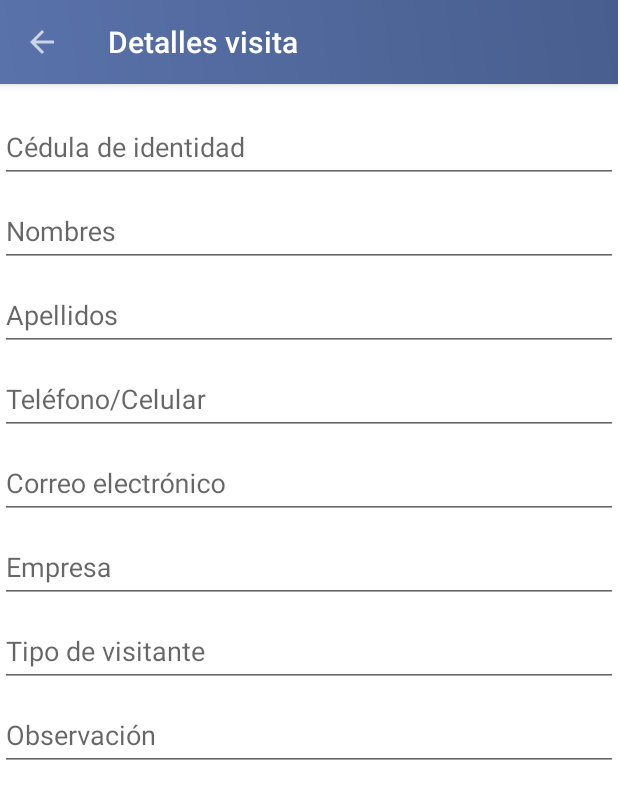
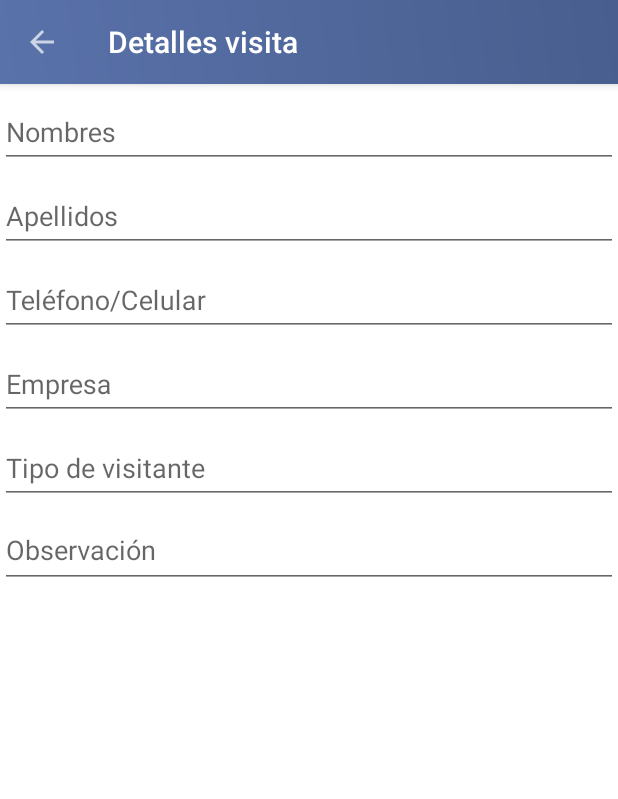
Before and after one commit to 420042e/ControlDeIngreso, an Android app: the DetallesVisita screen opened directly, with no data from a screen before it, on a phone screen of 412 x 824 dp. Shown: the top 799 px of the screen. Run offline under Robolectric (Android 15) with nearby library versions, the phone set to English and light mode, and no system bars; our stand-ins replace Picasso; libraries missing offline, so code that uses them is left out: com.mobsandgeeks.saripaar; pictures from the network do not load; 7 statements that could not run were skipped.

```diff
--- a/app/build.gradle
+++ b/app/build.gradle
@@ -31,6 +31,7 @@ dependencies {
     implementation 'com.squareup.retrofit2:converter-gson:2.3.0'
     implementation 'com.squareup.retrofit2:converter-scalars:2.1.0'
     implementation 'com.mobsandgeeks:android-saripaar:2.0.3'
+    implementation 'com.auth0.android:jwtdecode:2.0.0'
     testImplementation 'junit:junit:4.12'
     androidTestImplementation 'androidx.test:runner:1.2.0'
     androidTestImplementation 'androidx.test.espresso:espresso-core:3.2.0'
--- a/app/src/main/java/com/stbnlycan/controldeingreso/DetallesVisita.java
+++ b/app/src/main/java/com/stbnlycan/controldeingreso/DetallesVisita.java
@@ -20,15 +20,11 @@ public class DetallesVisita extends AppCompatActivity {
 
     private ImageView visitanteIV;
     @NotEmpty
-    private EditText ciET;
-    @NotEmpty
     private EditText nombreET;
     @NotEmpty
     private EditText apellidosET;
     @NotEmpty
     private EditText telcelET;
-    @NotEmpty
-    private EditText emailET;
     @NotEmpty
     private EditText empresa;
     @NotEmpty
@@ -44,11 +40,9 @@ public class DetallesVisita extends AppCompatActivity {
         setTitle("Detalles visita");
         toolbar = findViewById(R.id.toolbar);
         visitanteIV = findViewById(R.id.visitanteIV);
-        ciET = findViewById(R.id.ci);
         nombreET = findViewById(R.id.nombre);
         apellidosET = findViewById(R.id.apellidos);
         telcelET = findViewById(R.id.telcel);
-        emailET = findViewById(R.id.email);
         empresa = findViewById(R.id.empresa);
         tipoVisitante = findViewById(R.id.tipoVisitante);
         observacion = findViewById(R.id.observacion);
@@ -62,11 +56,9 @@ public class DetallesVisita extends AppCompatActivity {
         Picasso.get().load("http://190.129.90.115:8083/ingresoVisitantes/visitante/mostrarFoto?foto=" + visitaRecibida.getVisitante().getVteImagen()).into(visitanteIV);
 
 
-        ciET.setText(visitaRecibida.getVisitante().getVteCi());
         nombreET.setText(visitaRecibida.getVisitante().getVteNombre());
         apellidosET.setText(visitaRecibida.getVisitante().getVteApellidos());
         telcelET.setText(visitaRecibida.getVisitante().getVteTelefono());
-        emailET.setText(visitaRecibida.getVisitante().getVteCorreo());
         empresa.setText(visitaRecibida.getVisitante().getEmpresa().getEmpNombre());
         tipoVisitante.setText(visitaRecibida.getVisitante().getTipoVisitante().getTviNombre());
         observacion.setText(visitaRecibida.getVisObs());
--- a/app/src/main/java/com/stbnlycan/controldeingreso/RecintoActivity.java
+++ b/app/src/main/java/com/stbnlycan/controldeingreso/RecintoActivity.java
@@ -86,7 +86,7 @@ public class RecintoActivity extends AppCompatActivity implements RecintoAdapter
         RecintoAdapter adapter = new RecintoAdapter(cards);
         adapter.setOnEventoClickListener(RecintoActivity.this);
         recyclerView.setHasFixedSize(true);
-        recyclerView.setLayoutManager(new GridLayoutManager(this, 3));
+        recyclerView.setLayoutManager(new GridLayoutManager(this, 2));
         recyclerView.setAdapter(adapter);
     }
 
--- a/app/src/main/java/com/stbnlycan/controldeingreso/Visitas.java
+++ b/app/src/main/java/com/stbnlycan/controldeingreso/Visitas.java
@@ -249,7 +249,7 @@ public class Visitas extends AppCompatActivity implements VisitasAdapter.OnVisit
 
         List<String> spinnerArray =  new ArrayList<String>();
         spinnerArray.add("SELECCIONA TIPO DE VISITA");
-        spinnerArray.add("VISITANTES SIN SALIDA");
+        spinnerArray.add("VISITANTES EN RECINTO");
         spinnerArray.add("VISITANTES CON SALIDA");
         ArrayAdapter<String> adapter = new ArrayAdapter<String>(this, android.R.layout.simple_spinner_item, spinnerArray);
         adapter.setDropDownViewResource(android.R.layout.simple_spinner_dropdown_item);
--- a/app/src/main/java/com/stbnlycan/fragments/DFSalida.java
+++ b/app/src/main/java/com/stbnlycan/fragments/DFSalida.java
@@ -59,7 +59,7 @@ public class DFSalida extends DialogFragment {
 
         visitaRecibida = (Visita) getArguments().getSerializable("visita");
 
-        msg.setText(visitaRecibida.getVisitante().getVteNombre()+ " " + visitaRecibida.getVisitante().getVteApellidos() + " ha salido de " + visitaRecibida.getAreaRecinto().getAreaNombre());
+        msg.setText("Salida registrada:\r\n"+visitaRecibida.getVisitante().getVteNombre()+ " " + visitaRecibida.getVisitante().getVteApellidos());
 
         btnNF.setOnClickListener(new View.OnClickListener() {
             @Override
--- a/app/src/main/res/button_disabled/color.xml
+++ /dev/null
@@ -1,5 +0,0 @@
-<?xml version="1.0" encoding="utf-8"?>
-<selector xmlns:android="http://schemas.android.com/apk/res/android">
-    <item android:state_enabled="false" android:color="#FD7E14" android:alpha="0.45"   />
-    <item android:color="#FD7E14" />
-</selector>
--- a/app/src/main/res/layout/acciones_list.xml
+++ b/app/src/main/res/layout/acciones_list.xml
@@ -18,6 +18,8 @@
             android:id="@+id/artthumb"
             android:layout_width="0dp"
             android:layout_height="0dp"
+            android:layout_marginLeft="40dp"
+            android:layout_marginRight="40dp"
             app:layout_constraintDimensionRatio="H,1:1"
             app:layout_constraintEnd_toEndOf="parent"
             app:layout_constraintHorizontal_bias="0.486"
--- a/app/src/main/res/layout/activity_detalles_visita.xml
+++ b/app/src/main/res/layout/activity_detalles_visita.xml
@@ -48,23 +48,6 @@
                     android:layout_gravity="center_horizontal" />
 
             </LinearLayout>
-
-            <com.google.android.material.textfield.TextInputLayout
-                android:layout_width="match_parent"
-                android:layout_height="wrap_content"
-                android:layout_marginTop="10dp">
-
-                <EditText
-                    android:id="@+id/ci"
-                    android:layout_width="match_parent"
-                    android:layout_height="wrap_content"
-                    android:layout_weight="1"
-                    android:ems="10"
-                    android:focusable="false"
-                    android:focusableInTouchMode="false"
-                    android:hint="Cédula de identidad"
-                    android:inputType="number" />
-            </com.google.android.material.textfield.TextInputLayout>
 
             <com.google.android.material.textfield.TextInputLayout
                 android:layout_width="match_parent"
@@ -120,22 +103,6 @@
                 android:layout_height="wrap_content">
 
                 <EditText
-                    android:id="@+id/email"
-                    android:layout_width="match_parent"
-                    android:layout_height="wrap_content"
-                    android:layout_weight="1"
-                    android:ems="10"
-                    android:focusable="false"
-                    android:focusableInTouchMode="false"
-                    android:hint="Correo electrónico"
-                    android:inputType="textEmailAddress" />
-            </com.google.android.material.textfield.TextInputLayout>
-
-            <com.google.android.material.textfield.TextInputLayout
-                android:layout_width="match_parent"
-                android:layout_height="wrap_content">
-
-                <EditText
                     android:id="@+id/empresa"
                     android:layout_width="match_parent"
                     android:layout_height="wrap_content"
@@ -175,8 +142,10 @@
                     android:ems="10"
                     android:focusable="false"
                     android:focusableInTouchMode="false"
+                    android:gravity="top"
                     android:hint="Observación"
-                    android:inputType="textEmailAddress" />
+                    android:inputType="textMultiLine"
+                    android:maxLines="4" />
             </com.google.android.material.textfield.TextInputLayout>
         </LinearLayout>
     </ScrollView>
--- a/app/src/main/res/layout/activity_login.xml
+++ b/app/src/main/res/layout/activity_login.xml
@@ -4,7 +4,7 @@
     xmlns:tools="http://schemas.android.com/tools"
     android:layout_width="match_parent"
     android:layout_height="match_parent"
-    android:background="@drawable/splash"
+    android:background="@drawable/loginimg1"
     android:gravity="center"
     android:orientation="vertical"
     android:padding="20dp">
```
Also changed, not shown: app/src/main/java/com/stbnlycan/adapters/VisitasAdapter.java (+13 -12 lines), app/src/main/java/com/stbnlycan/controldeingreso/LoginActivity.java (+8 -0 lines), app/src/main/res/layout/activity_visitas.xml (+5 -3 lines), app/src/main/res/layout/visitas_list.xml (+23 -6 lines), 2 other files.
